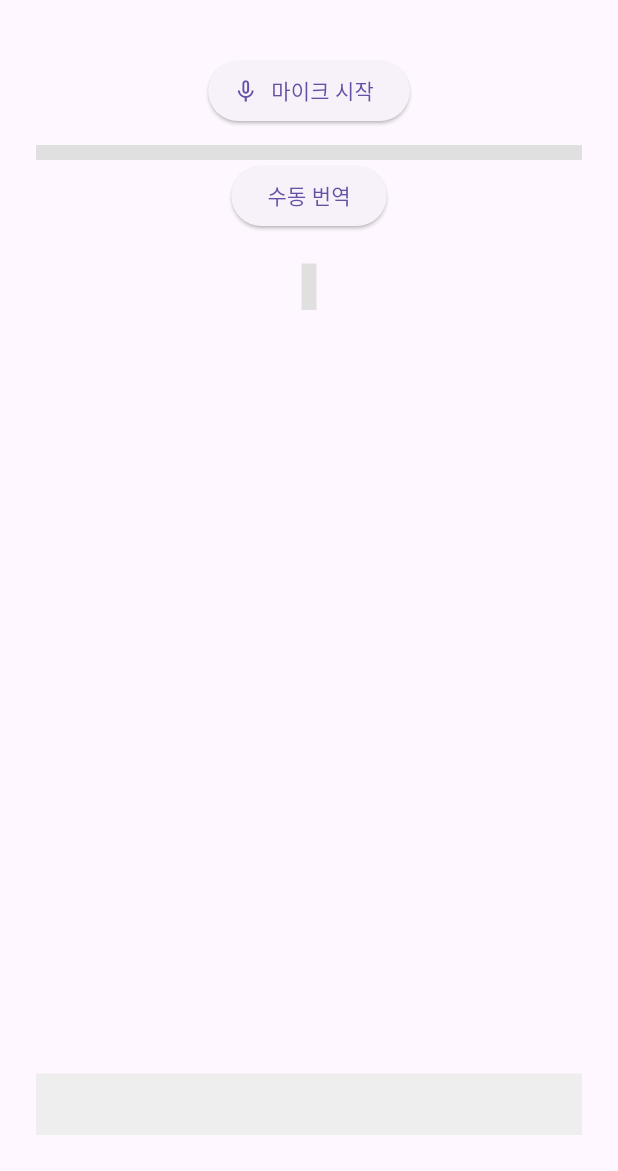
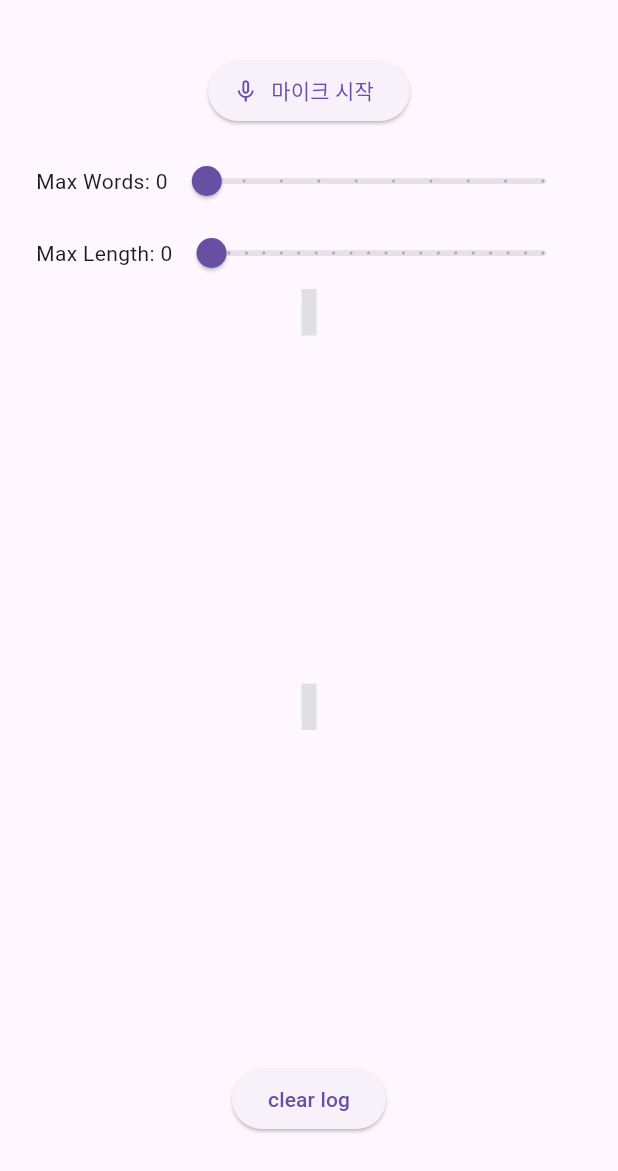
Before and after one commit to pro047/translation-app, a Flutter app: the RoleSelectionScreen screen opened by its route, after a tap on an icon or button, on a phone screen of 412 x 824 dp, the part 65-1236 px from its top. Run offline on Flutter 3.47's test engine with Material 3 defaults, Android fonts, the phone set to English and light mode, and no system bars; our stand-ins replace firebase_core, firebase_database, flutter_riverpod, flutter_tts, speech_to_text; missing offline and left inert: mobile_scanner; accounts and stored records are empty.

Commit message:
optimiztion transapp

```diff
--- a/analysis_options.yaml
+++ b/analysis_options.yaml
@@ -10,6 +10,7 @@
 analyzer:
   errors:
     avoid_print: ignore
+    no_leading_underscores_for_local_identifiers: ignore
     prefer_final_fields: ignore
     use_build_context_synchronously: ignore
 include: package:flutter_lints/flutter.yaml
--- /dev/null
+++ b/lib/interfaces/sentence_receiver.dart
@@ -0,0 +1,3 @@
+abstract class SentenceReceiver {
+  void receive(List<String> words);
+}
--- /dev/null
+++ b/lib/interfaces/sentence_translator.dart
@@ -0,0 +1,3 @@
+abstract class SentenceTranslator {
+  void add(String sentence);
+}
--- a/lib/main.dart
+++ b/lib/main.dart
@@ -1,15 +1,13 @@
 import 'package:firebase_core/firebase_core.dart';
 import 'package:flutter/material.dart';
+import 'package:flutter_riverpod/flutter_riverpod.dart';
 import 'package:trans_app/screen/church_auth_qr.dart';
 import 'package:trans_app/screen/role_selection.dart';
-import 'package:trans_app/service/api/translation_service.dart';
 
 void main() async {
-  final result = await TranslationService.translate('하나님은 당신을 사랑하십니다');
-  print(result);
   WidgetsFlutterBinding.ensureInitialized();
   await Firebase.initializeApp();
-  runApp(const MyApp());
+  runApp(ProviderScope(child: MyApp()));
 }
 
 class MyApp extends StatelessWidget {
--- /dev/null
+++ b/lib/provider.dart
@@ -0,0 +1,39 @@
+import 'package:flutter_riverpod/flutter_riverpod.dart';
+import 'package:trans_app/emitters/preacher_stt_emitter.dart';
+import 'package:trans_app/interfaces/sentence_receiver.dart';
+import 'package:trans_app/interfaces/sentence_translator.dart';
+import 'package:trans_app/service/queues/translation_queue.dart';
+import 'package:trans_app/service/queues/validate_queue.dart';
+
+import 'package:trans_app/service/queues/word_queue.dart';
+
+final logProvider = StateProvider<String>((ref) => '');
+final maxWordsProvider = StateProvider<int>((ref) => 0);
+final maxLenProvider = StateProvider<int>((ref) => 0);
+
+final translationQueueProvider = Provider<SentenceTranslator>(
+  (ref) => TranslationQueue(
+    onLog: (message) =>
+        ref.read(logProvider.notifier).state += '[TranslationQueue] $message\n',
+  ),
+);
+final validateQueueProvider = Provider<SentenceReceiver>(
+  (ref) => ValidateQueue(
+    translator: ref.watch(translationQueueProvider),
+    maxLen: ref.watch(maxLenProvider),
+    onLog: (messag) =>
+        ref.read(logProvider.notifier).state += '[ValidateQueue] $messag\n',
+  ),
+);
+final wordQueueProvider = Provider<WordQueue>(
+  (ref) => WordQueue(
+    receiver: ref.watch(validateQueueProvider),
+    maxWords: ref.watch(maxWordsProvider),
+    onLog: (message) {
+      ref.read(logProvider.notifier).state += '[WordQueue] $message\n';
+    },
+  ),
+);
+final preacherSttEmitterProvider = Provider<PreacherSttEmitter>(
+  (ref) => PreacherSttEmitter(),
+);
--- a/lib/screen/preacher.dart
+++ b/lib/screen/preacher.dart
@@ -4,7 +4,7 @@ import 'package:flutter/material.dart';
 import 'package:speech_to_text/speech_recognition_result.dart' as stt;
 import 'package:speech_to_text/speech_to_text.dart' as stt;
 import 'package:trans_app/service/queues/translation_queue.dart';
-import 'package:trans_app/service/queues/word_queue_manager.dart';
+import 'package:trans_app/service/queues/word_queue.dart';
 
 class PreacherScreen extends StatefulWidget {
   const PreacherScreen({super.key});
--- /dev/null
+++ b/lib/screen/preacher_screen.dart
@@ -0,0 +1,121 @@
+import 'package:flutter/material.dart';
+import 'package:flutter_riverpod/flutter_riverpod.dart';
+import 'package:trans_app/provider.dart';
+
+class PreacherSttScreen extends ConsumerStatefulWidget {
+  const PreacherSttScreen({super.key});
+
+  @override
+  ConsumerState<ConsumerStatefulWidget> createState() =>
+      _PreacherSttScreenState();
+}
+
+class _PreacherSttScreenState extends ConsumerState<PreacherSttScreen> {
+  String _log = '';
+  bool _isListening = false;
+
+  void _appendLog(String message) {
+    setState(() {
+      _log += '$message\n';
+    });
+  }
+
+  @override
+  Widget build(BuildContext context) {
+    final log = ref.watch(logProvider);
+    final maxWords = ref.watch(maxWordsProvider);
+    final maxLen = ref.watch(maxLenProvider);
+    final emitter = ref.read(preacherSttEmitterProvider);
+
+    return Scaffold(
+      appBar: AppBar(title: Text('설교자 Preacher')),
+      body: Padding(
+        padding: EdgeInsets.all(24),
+        child: Column(
+          children: [
+            ElevatedButton.icon(
+              onPressed: () {
+                setState(() {
+                  if (_isListening) {
+                    emitter.stop();
+                    _isListening = false;
+                    _appendLog('리스닝 중지');
+                  } else {
+                    emitter.start((word) {
+                      ref.read(wordQueueProvider).addWord(word);
+                      _appendLog("단어 감지: $word");
+                    });
+                    _isListening = true;
+                    _appendLog('리스닝 시작');
+                  }
+                });
+              },
+              label: Text(_isListening ? '듣는 중..' : '마이크 시작'),
+              icon: Icon(_isListening ? Icons.mic : Icons.mic_none),
+            ),
+            SizedBox(height: 12),
+            Row(
+              children: [
+                Text('Max Words: $maxWords'),
+                Expanded(
+                  child: Slider(
+                    value: maxWords.toDouble(),
+                    min: 1,
+                    max: 10,
+                    divisions: 9,
+                    label: '$maxWords',
+                    onChanged: (val) =>
+                        ref.read(maxWordsProvider.notifier).state = val.toInt(),
+                  ),
+                ),
+              ],
+            ),
+            Row(
+              children: [
+                Text('Max Length: $maxLen'),
+                Expanded(
+                  child: Slider(
+                    value: maxLen.toDouble(),
+                    min: 10,
+                    max: 200,
+                    divisions: 19,
+                    label: '$maxLen',
+                    onChanged: (val) {
+                      ref.read(maxLenProvider.notifier).state = val.toInt();
+                      _appendLog('now MaxLen : ${val.toInt()}');
+                    },
+                  ),
+                ),
+              ],
+            ),
+            Expanded(
+              child: SingleChildScrollView(
+                child: Container(
+                  padding: EdgeInsets.all(5),
+                  color: Colors.grey[300],
+                  child: Text(log, style: TextStyle(fontSize: 14)),
+                ),
+              ),
+            ),
+            SizedBox(height: 10),
+            Expanded(
+              child: SingleChildScrollView(
+                child: Container(
+                  padding: EdgeInsets.all(5),
+                  color: Colors.grey[300],
+                  child: Text(_log, style: TextStyle(fontSize: 14)),
+                ),
+              ),
+            ),
+            ElevatedButton(
+              onPressed: () {
+                ref.read(logProvider.notifier).state = '';
+              },
+              child: Text('clear log'),
+            ),
+          ],
+        ),
+      ),
+    );
+  }
+}
--- a/lib/screen/role_selection.dart
+++ b/lib/screen/role_selection.dart
@@ -1,6 +1,6 @@
 import 'package:flutter/material.dart';
 import 'package:trans_app/screen/listener.dart';
-import 'package:trans_app/screen/preacher.dart';
+import 'package:trans_app/screen/preacher_screen.dart';
 
 class RoleSelectionScreen extends StatelessWidget {
   const RoleSelectionScreen({super.key});
@@ -21,7 +21,7 @@ class RoleSelectionScreen extends StatelessWidget {
               onPressed: () {
                 Navigator.push(
                   context,
-                  MaterialPageRoute(builder: (_) => PreacherScreen()),
+                  MaterialPageRoute(builder: (_) => PreacherSttScreen()),
                 );
               },
               child: Text('설교자\nPreacher'),
--- a/lib/service/queues/translation_queue.dart
+++ b/lib/service/queues/translation_queue.dart
@@ -1,36 +1,36 @@
 import 'dart:collection';
 
+import 'package:trans_app/interfaces/sentence_translator.dart';
 import 'package:trans_app/service/api/firebase_service.dart';
 import 'package:trans_app/service/api/translation_service.dart';
 
-class TranslationQueue {
-  TranslationQueue._();
-  static final TranslationQueue instance = TranslationQueue._();
-
-  List<String> get pending => _queue.toList();
-
+class TranslationQueue implements SentenceTranslator {
+  final void Function(String message)? onLog;
   final Queue<String> _queue = Queue();
   final Stopwatch _stopwatch = Stopwatch();
 
   bool _isTranslating = false;
 
-  void add(String sentence, Function(String) onUpdate, Function(String) onLog) {
+  TranslationQueue({this.onLog});
+
+  @override
+  void add(String sentence) {
     if (_queue.contains(sentence)) {
-      onLog('[중복 문장으로 번역 건너뜀] $sentence');
+      onLog?.call('[중복 문장으로 번역 건너뜀] $sentence');
       return;
     }
 
     _queue.add(sentence);
 
-    onLog('[translation Queue] : $sentence');
-    onLog('[translation Queue State] : $_queue');
+    onLog?.call('[큐에 추가] : $sentence');
+    onLog?.call('[현재 큐 상태] : $_queue');
 
-    onUpdate('번역 큐에 들어옴 : $sentence');
-
-    _startNext(onUpdate, onLog);
+    if (!_isTranslating) {
+      _startTranslate();
+    }
   }
 
-  void _startNext(Function(String) onUpdate, Function(String) onLog) async {
+  void _startTranslate() async {
     if (_isTranslating || _queue.isEmpty) return;
 
     _isTranslating = true;
@@ -38,8 +38,8 @@ class TranslationQueue {
     final sentence = _queue.removeFirst();
 
     try {
-      onLog('[번역 시작] : $sentence');
-      onUpdate('번역 중입니다...');
+      onLog?.call('[번역 시작] : $sentence');
+      onLog?.call('번역 중입니다...');
 
       _stopwatch.reset();
       _stopwatch.start();
@@ -49,17 +49,20 @@ class TranslationQueue {
 
       if (translated?.isNotEmpty == true) {
         await FirebaseService.pushTranslatedSentence(translated!);
-        onUpdate('$translated\n 처리 시간: ${_stopwatch.elapsedMilliseconds}ms');
-        onLog('번역 완료: $sentence => $translated');
+        onLog?.call(
+          '[번역 결과] : $translated\n 처리 시간: ${_stopwatch.elapsedMilliseconds}ms',
+        );
+        onLog?.call('[번역 완료] : $sentence => $translated');
       } else {
-        onLog('[번역 실패] translated == null || emtpy');
-        onUpdate('[번역 실패] : $sentence');
+        onLog?.call('[번역 실패] translated == null || emtpy');
+        onLog?.call('[번역 실패] : $sentence');
       }
-    } catch (err) {
-      onLog('번역 실패 : $err');
+    } catch (err, stack) {
+      onLog?.call('번역 실패 : $err');
+      onLog?.call('$stack');
     } finally {
       _isTranslating = false;
-      _startNext(onUpdate, onLog);
+      _startTranslate();
     }
   }
 }
--- a/pubspec.yaml
+++ b/pubspec.yaml
@@ -40,6 +40,8 @@ dependencies:
   # The following adds the Cupertino Icons font to your application.
   # Use with the CupertinoIcons class for iOS style icons.
   cupertino_icons: ^1.0.8
+  flutter_riverpod: ^2.6.1
+  riverpod_annotation: ^2.6.1
 
 dev_dependencies:
   flutter_test:
@@ -51,6 +53,10 @@ dev_dependencies:
   # package. See that file for information about deactivating specific lint
   # rules and activating additional ones.
   flutter_lints: ^5.0.0
+  riverpod_generator: ^2.6.5
+  build_runner: ^2.4.15
+  custom_lint: ^0.7.5
+  riverpod_lint: ^2.6.5
 
 # For information on the generic Dart part of this file, see the
 # following page: https://dart.dev/tools/pub/pubspec
```
Also changed, not shown: lib/emitters/preacher_stt_emitter.dart (added, +80 -0 lines), lib/interfaces/word_emitter.dart (added, +8 -0 lines), lib/service/queues/validate_queue.dart (added, +78 -0 lines), lib/service/queues/word_queue.dart (added, +52 -0 lines), lib/service/queues/word_queue_manager.dart (deleted, +0 -54 lines), lib/utils/sentence_ending_list.dart (+76 -0 lines), pubspec.lock.
